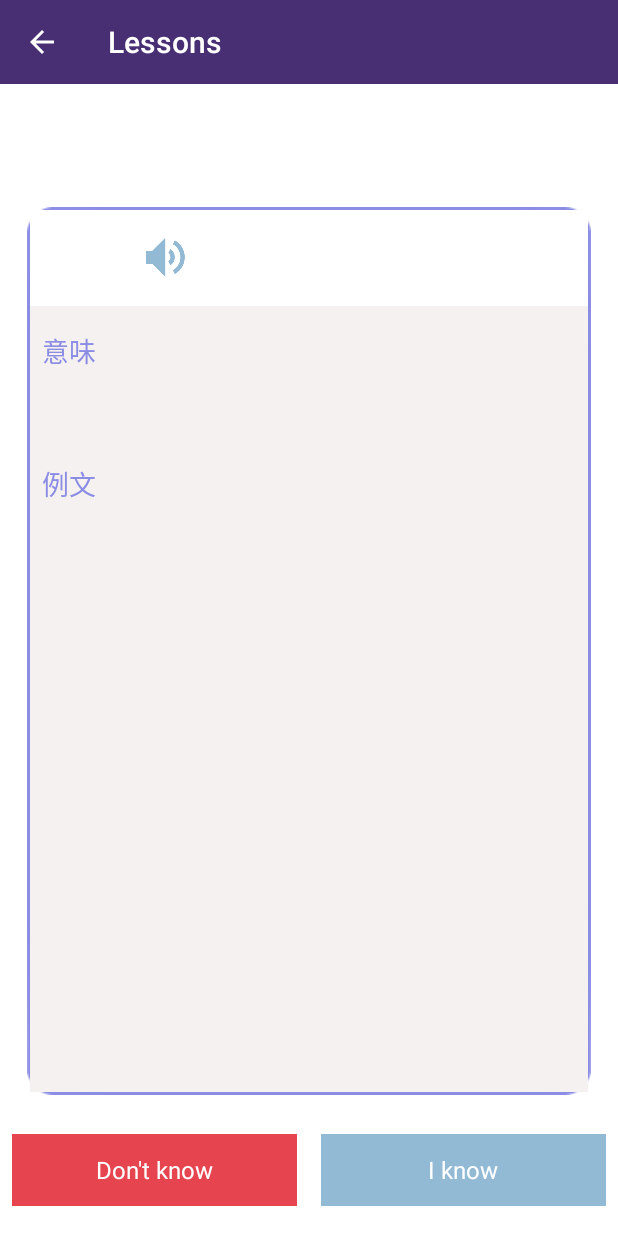
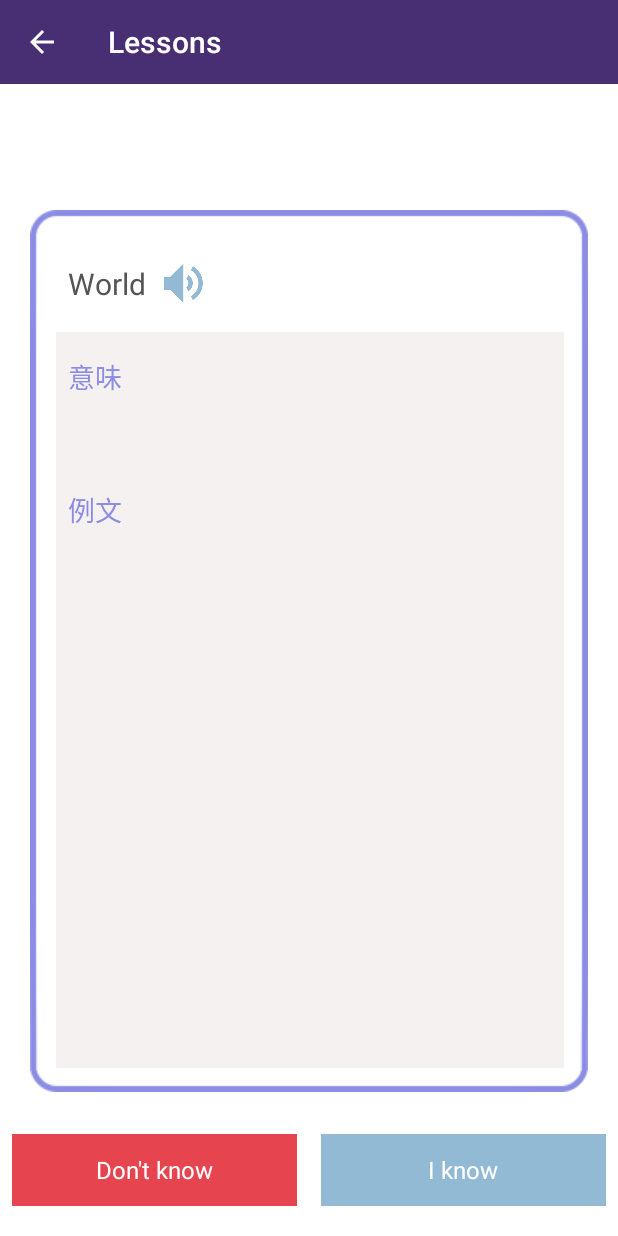
Before and after one commit to tokyo-hackademics/teamobcn, an Android app: the fragment DetailsFragment placed in its activity, on a phone screen of 412 x 824 dp. Run offline under Robolectric (Android 15) with nearby library versions, the phone set to English and light mode, and no system bars; 5 statements that could not run were skipped.

Commit message:
もろもろ調整

```diff
--- a/mobile/src/main/res/layout/fragment_details_item.xml
+++ b/mobile/src/main/res/layout/fragment_details_item.xml
@@ -2,10 +2,10 @@
 <FrameLayout xmlns:android="http://schemas.android.com/apk/res/android"
     android:layout_width="match_parent"
     android:layout_height="match_parent"
-    android:background="@drawable/waku"
     android:padding="2dp">
 
     <LinearLayout
+        android:background="@drawable/waku"
         android:layout_width="match_parent"
         android:layout_height="match_parent"
         android:orientation="vertical">
@@ -23,6 +23,8 @@
                 android:layout_width="wrap_content"
                 android:layout_height="wrap_content"
                 android:layout_marginLeft="8dp"
+                android:textSize="20sp"
+                android:textColor="@color/text_color_2_lesson"
                 android:text="World" />
 
             <ImageView
@@ -33,6 +35,8 @@
 
             <TextView
                 android:id="@+id/TextPhonenic"
+                android:textSize="16sp"
+                android:textColor="@color/text_color_2_lesson"
                 android:layout_width="wrap_content"
                 android:layout_height="wrap_content" />
 
```
Also changed, not shown: mobile/src/main/java/jp/obcn/memoleep/Activity/LessonSleepActivity.java (+21 -1 lines), mobile/src/main/res/drawable/waku.9.png.
